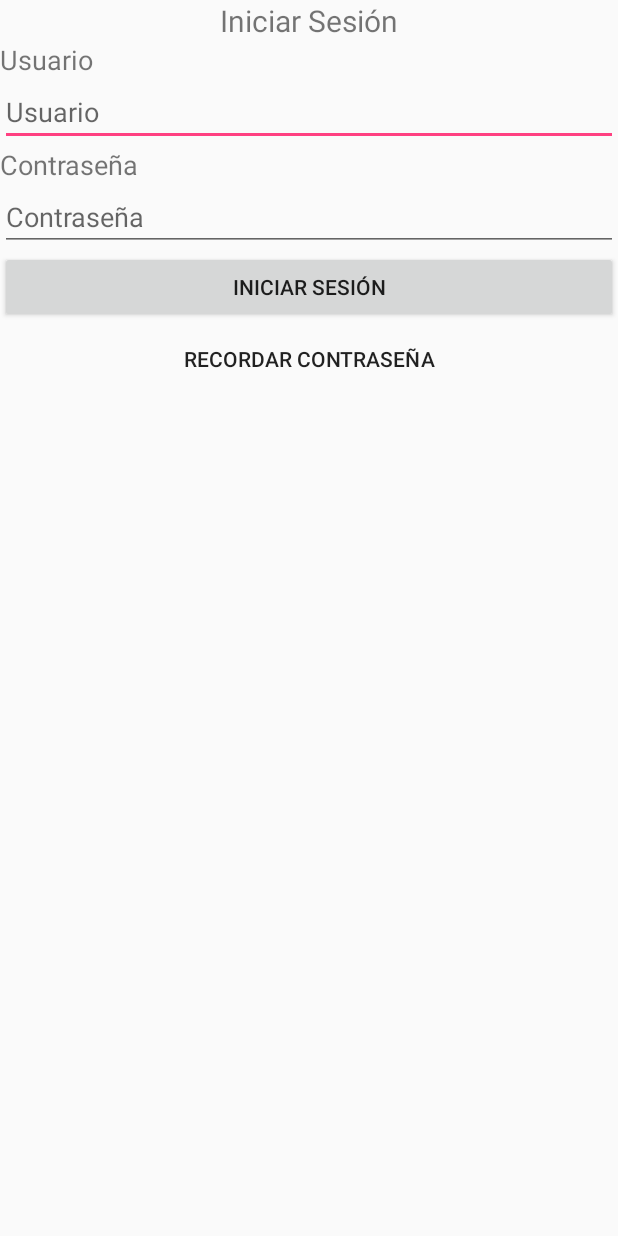
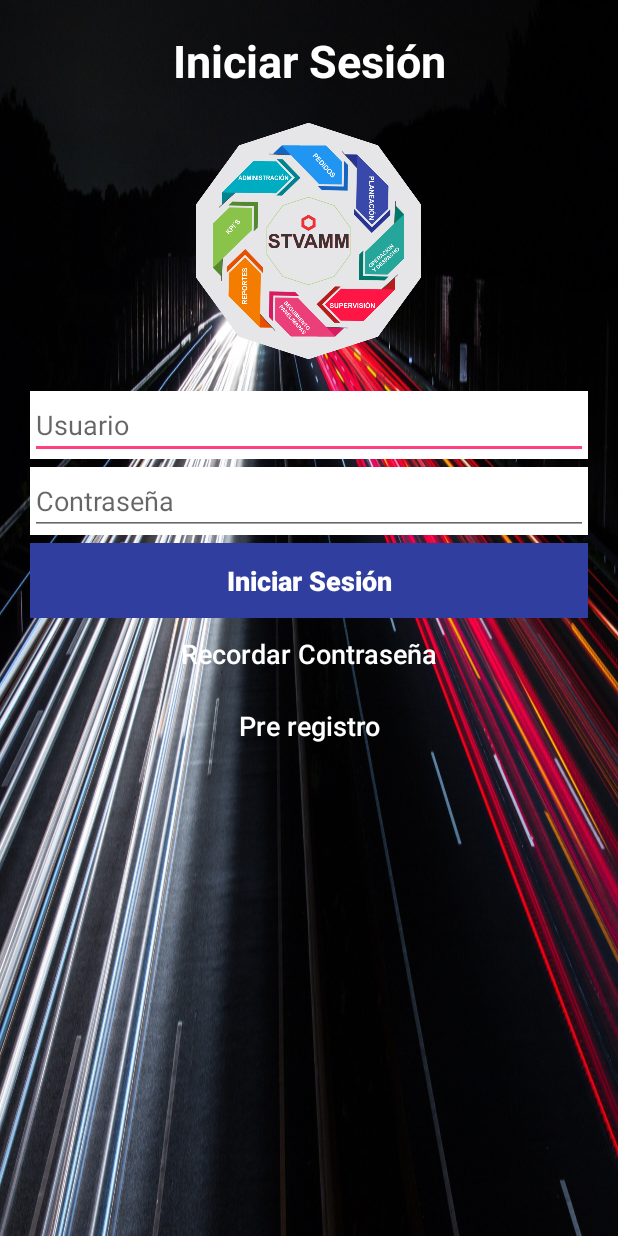
Before and after one commit to saibothack/IVMSMex, an Android app: the layout activity_login.xml on its own in the app's theme, with its tools: preview values and no code run, on a phone screen of 412 x 824 dp. Run offline under Robolectric (Android 15) with nearby library versions, the phone set to English and light mode, and no system bars.

Commit message:
Login
Se crea diseño.

```diff
--- a/app/src/main/AndroidManifest.xml
+++ b/app/src/main/AndroidManifest.xml
@@ -20,6 +20,10 @@
             </intent-filter>
         </activity>
 
+        <activity android:name=".activities.login.LoginActivity"
+            android:screenOrientation="portrait">
+        </activity>
+
         <activity android:name=".activities.rastreo.RastreoActivity"
             android:screenOrientation="portrait">
         </activity>
--- a/app/src/main/java/ivms/sysware/com/ivmsmex/activities/intro/VideoActivity.java
+++ b/app/src/main/java/ivms/sysware/com/ivmsmex/activities/intro/VideoActivity.java
@@ -2,6 +2,7 @@ package ivms.sysware.com.ivmsmex.activities.intro;
 
 import android.media.MediaPlayer;
 import android.net.Uri;
+import android.os.Handler;
 import android.support.v7.app.AppCompatActivity;
 import android.os.Bundle;
 import android.widget.VideoView;
@@ -10,6 +11,7 @@ import butterknife.BindView;
 import butterknife.ButterKnife;
 import ivms.sysware.com.ivmsmex.R;
 import ivms.sysware.com.ivmsmex.activities.BaseActivity;
+import ivms.sysware.com.ivmsmex.activities.login.LoginActivity;
 import ivms.sysware.com.ivmsmex.activities.rastreo.RastreoActivity;
 
 public class VideoActivity extends BaseActivity {
@@ -23,6 +25,12 @@ public class VideoActivity extends BaseActivity {
         setContentView(R.layout.activity_video);
         ButterKnife.bind(this);
         setVideo();
+
+        new Handler().postDelayed(new Runnable(){
+            public void run(){
+                redirect(LoginActivity.class);
+            }
+        }, 5000);
     }
 
     private void setVideo() {
--- a/app/src/main/res/layout/activity_login.xml
+++ b/app/src/main/res/layout/activity_login.xml
@@ -6,6 +6,7 @@
     android:layout_width="match_parent"
     android:layout_height="match_parent">
 
+
     <LinearLayout
         android:layout_width="match_parent"
         android:layout_height="match_parent"
@@ -13,11 +14,18 @@
 
         <RelativeLayout
             android:layout_width="match_parent"
-            android:layout_height="wrap_content">
+            android:layout_height="wrap_content"
+            android:background="@drawable/bk_login">
 
             <LinearLayout
-                android:layout_width="match_parent"
-                android:layout_height="match_parent"
+                android:layout_width="100dp"
+                android:layout_height="wrap_content"
+                android:layout_alignParentStart="true"
+                android:layout_alignParentTop="true"
+                android:layout_alignParentEnd="true"
+                android:layout_marginStart="20dp"
+                android:layout_marginTop="20dp"
+                android:layout_marginEnd="20dp"
                 android:orientation="vertical">
 
                 <RelativeLayout
@@ -30,7 +38,9 @@
                         android:layout_height="wrap_content"
                         android:text="@string/IniciaSesion"
                         android:textAlignment="center"
-                        android:textSize="20sp" />
+                        android:textColor="@android:color/white"
+                        android:textSize="30sp"
+                        android:textStyle="bold" />
 
                 </RelativeLayout>
 
@@ -38,24 +48,19 @@
                     android:layout_width="match_parent"
                     android:layout_height="wrap_content">
 
-                </RelativeLayout>
-
-                <RelativeLayout
-                    android:layout_width="match_parent"
-                    android:layout_height="wrap_content">
-
-                    <TextView
-                        android:id="@+id/lblUsuario"
-                        android:layout_width="match_parent"
-                        android:layout_height="wrap_content"
-                        android:text="@string/Username"
-                        android:textSize="18sp" />
+                    <ImageView
+                        android:id="@+id/imgLogo"
+                        android:layout_width="150dp"
+                        android:layout_height="200dp"
+                        android:layout_centerHorizontal="true"
+                        app:srcCompat="@drawable/logo" />
 
                 </RelativeLayout>
 
                 <RelativeLayout
                     android:layout_width="match_parent"
-                    android:layout_height="wrap_content">
+                    android:layout_height="wrap_content"
+                    android:background="@android:color/white">
 
                     <EditText
                         android:id="@+id/txtEmail"
@@ -71,18 +76,16 @@
                     android:layout_width="match_parent"
                     android:layout_height="wrap_content">
 
-                    <TextView
-                        android:id="@+id/textView"
-                        android:layout_width="match_parent"
-                        android:layout_height="wrap_content"
-                        android:text="@string/Password"
-                        android:textSize="18sp" />
+                    <Space
+                        android:layout_width="wrap_content"
+                        android:layout_height="5dp" />
 
                 </RelativeLayout>
 
                 <RelativeLayout
                     android:layout_width="match_parent"
-                    android:layout_height="wrap_content">
+                    android:layout_height="wrap_content"
+                    android:background="@android:color/white">
 
                     <EditText
                         android:id="@+id/txtPassword"
@@ -101,11 +104,26 @@
                     android:layout_width="match_parent"
                     android:layout_height="wrap_content">
 
+                    <Space
+                        android:layout_width="wrap_content"
+                        android:layout_height="5dp" />
+
+                </RelativeLayout>
+
+                <RelativeLayout
+                    android:layout_width="match_parent"
+                    android:layout_height="wrap_content">
+
                     <Button
                         android:id="@+id/btnLogin"
                         android:layout_width="match_parent"
-                        android:layout_height="wrap_content"
-                        android:text="@string/IniciaSesion" />
+                        android:layout_height="50dp"
+                        android:background="@color/colorPrimaryDark"
+                        android:text="@string/IniciaSesion"
+                        android:textAllCaps="false"
+                        android:textColor="@android:color/white"
+                        android:textSize="18sp"
+                        android:textStyle="bold" />
 
                 </RelativeLayout>
 
@@ -118,7 +136,26 @@
                         android:layout_width="match_parent"
                         android:layout_height="wrap_content"
                         android:background="@android:color/transparent"
-                        android:text="@string/RememberPasswd" />
+                        android:text="@string/RememberPasswd"
+                        android:textAllCaps="false"
+                        android:textColor="@android:color/white"
+                        android:textSize="18sp" />
+
+                </RelativeLayout>
+
+                <RelativeLayout
+                    android:layout_width="match_parent"
+                    android:layout_height="wrap_content">
+
+                    <Button
+                        android:id="@+id/btnRememberPassword"
+                        android:layout_width="match_parent"
+                        android:layout_height="wrap_content"
+                        android:background="@android:color/transparent"
+                        android:text="@string/Register"
+                        android:textAllCaps="false"
+                        android:textColor="@android:color/white"
+                        android:textSize="18sp" />
 
                 </RelativeLayout>
 
@@ -127,5 +164,4 @@
         </RelativeLayout>
 
     </LinearLayout>
-
 </android.support.constraint.ConstraintLayout>
--- a/app/src/main/res/values/strings.xml
+++ b/app/src/main/res/values/strings.xml
@@ -4,4 +4,5 @@
     <string name="Password">Contraseña</string>
     <string name="RememberPasswd">Recordar Contraseña</string>
     <string name="IniciaSesion">Iniciar Sesión</string>
+    <string name="Register">Pre registro</string>
 </resources>
```
Also changed, not shown: 2 other files.
